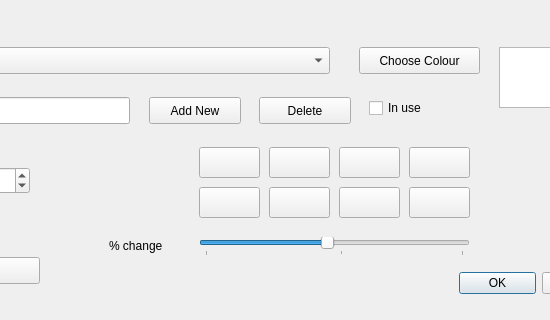
Qt form Numpy/Sdadmin/rangeseldlg.ui (JohnMCollins/python-astro-progs) before a commit; both pictures show x 241 to 791 and y 353 to 673 of the 926 by 673 pixel window.
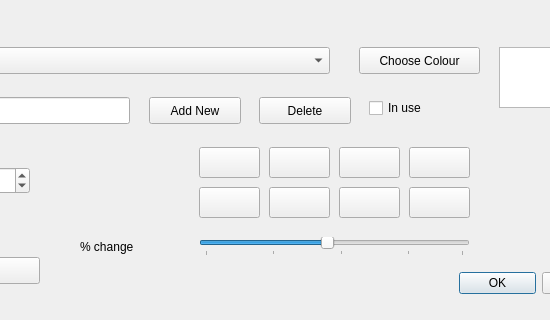
The same form after that commit. Icons and pictures are not drawn.

```diff
--- a/Numpy/Sdadmin/rangeseldlg.ui
+++ b/Numpy/Sdadmin/rangeseldlg.ui
@@ -1103,16 +1103,16 @@
     <enum>QSlider::TicksBelow</enum>
    </property>
    <property name="tickInterval">
-    <number>10</number>
+    <number>5</number>
    </property>
   </widget>
   <widget class="QLabel" name="label_5">
    <property name="geometry">
     <rect>
-     <x>350</x>
+     <x>321</x>
      <y>590</y>
-     <width>62</width>
-     <height>17</height>
+     <width>91</width>
+     <height>20</height>
     </rect>
    </property>
    <property name="text">
```
